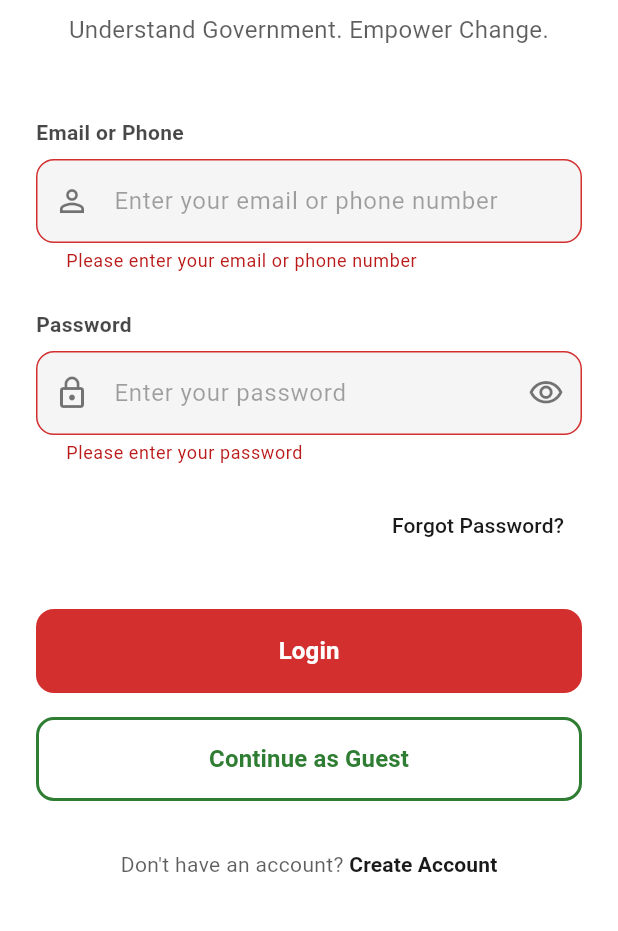
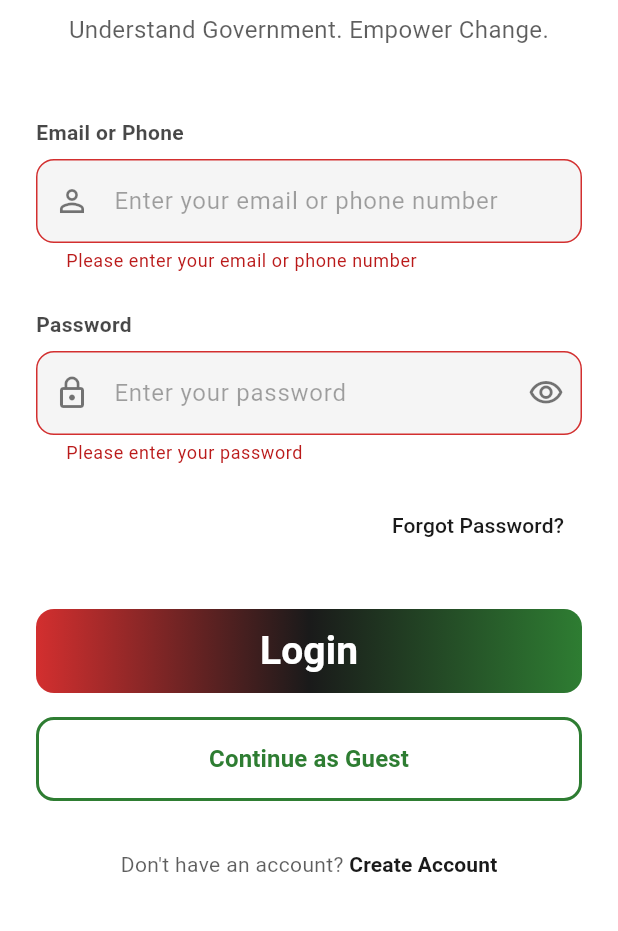
Before and after one commit to Jesseamukowa/Final-project-FahamuGov, a Flutter app: the screen it shows after launch, after a tap on "Login", on a phone screen of 412 x 824 dp, the part 288-1219 px from its top. Run offline on Flutter 3.47's test engine with Material 3 defaults, Android fonts, the phone set to English and light mode, and no system bars.

Commit message:
changed the login button color

```diff
--- a/lib/screens/login.dart
+++ b/lib/screens/login.dart
@@ -259,8 +259,8 @@ class _LoginPageState extends State<LoginPage> {
                         if (value == null || value.isEmpty) {
                           return 'Please enter your password';
                         }
-                        if (value.length < 6) {
-                          return 'Password must be at least 6 characters';
+                        if (value.length < 8) {
+                          return 'Password must be at least 8 characters';
                         }
                         return null;
                       },
@@ -296,14 +296,28 @@ class _LoginPageState extends State<LoginPage> {
                   child: ElevatedButton(
                     onPressed: _isLoading ? null : _handleLogin,
                     style: ElevatedButton.styleFrom(
-                      backgroundColor: primaryRed,
-                      foregroundColor: Colors.white,
+                      backgroundColor: Colors.transparent,
                       elevation: 0,
                       shape: RoundedRectangleBorder(
                         borderRadius: BorderRadius.circular(12),
                       ),
-                      disabledBackgroundColor: primaryRed.withOpacity(0.6),
+                      disabledBackgroundColor: Colors.transparent,
+                      shadowColor: Colors.transparent,
+                      padding: EdgeInsets.zero,
                     ),
+                    child: Ink(
+                      decoration: BoxDecoration(
+                        gradient: const LinearGradient(
+                          colors: [
+                            Color(0xFFD32F2F), // Red
+                            Color(0xFF1A1A1A), // Black
+                            Color(0xFF2E7D32), // Green
+                          ],
+                        ),
+                        borderRadius: BorderRadius.circular(12),
+                      ),
+                      child: Container(
+                        alignment: Alignment.center,
                         child: _isLoading
                             ? const SizedBox(
                                 width: 20,
@@ -318,8 +332,11 @@ class _LoginPageState extends State<LoginPage> {
                             : const Text(
                                 'Login',
                                 style: TextStyle(
-                              fontSize: 16,
+                                  fontSize: 26,
                                   fontWeight: FontWeight.w600,
+                                  color: Colors.white,
+                                ),
+                              ),
                       ),
                     ),
                   ),
```
Lines whose indentation alone changed are shown as unchanged.
